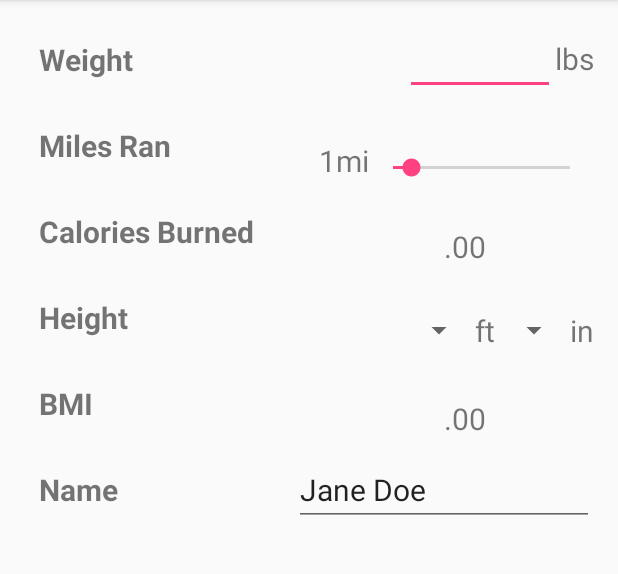
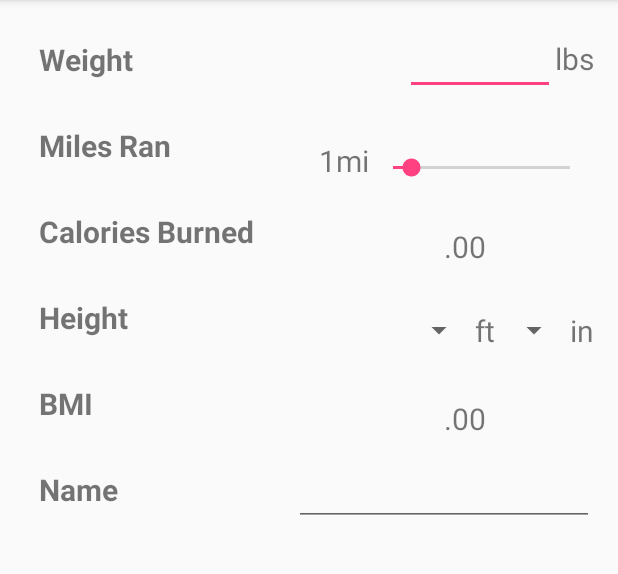
Before and after one commit to drjonesy/BurnedCaloriesCalculator, an Android app: the screen it shows after launch (BurnedCaloriesCalculatorActivity), on a phone screen of 412 x 824 dp, the part 84-658 px from its top. Run offline under Robolectric (Android 15) with nearby library versions, the phone set to English and light mode, and no system bars.

Commit message:
Update BurnedCaloriesCalculatorActivity.java

```diff
--- a/app/src/main/java/com/rjones/burnedcaloriescalculator/BurnedCaloriesCalculatorActivity.java
+++ b/app/src/main/java/com/rjones/burnedcaloriescalculator/BurnedCaloriesCalculatorActivity.java
@@ -4,7 +4,6 @@ import android.support.v7.app.AppCompatActivity;
 import android.os.Bundle;
 
 import java.text.DecimalFormat;
-import java.text.NumberFormat;
 
 import android.view.KeyEvent;
 import android.view.View;
@@ -15,22 +14,18 @@ import android.widget.AdapterView;
 import android.widget.AdapterView.OnItemSelectedListener;
 import android.widget.ArrayAdapter;
 import android.widget.EditText;
-import android.widget.RadioButton;
-import android.widget.RadioGroup;
-import android.widget.RadioGroup.OnCheckedChangeListener;
 import android.widget.SeekBar;
 import android.widget.SeekBar.OnSeekBarChangeListener;
 import android.widget.Spinner;
 import android.widget.TextView;
 import android.widget.TextView.OnEditorActionListener;
-import android.app.Activity;
 import android.content.Context;
 import android.content.SharedPreferences;
 import android.content.SharedPreferences.Editor;
 
 
 public class BurnedCaloriesCalculatorActivity extends AppCompatActivity
-        implements OnEditorActionListener, OnSeekBarChangeListener, OnItemSelectedListener, OnKeyListener {
+        implements OnEditorActionListener, OnSeekBarChangeListener, OnKeyListener {
 
     //define variables for widgets
     private EditText weightEditText;
@@ -86,8 +81,30 @@ public class BurnedCaloriesCalculatorActivity extends AppCompatActivity
         weightEditText.setOnKeyListener(this);
         milesRanSeekBar.setOnSeekBarChangeListener(this);
         milesRanSeekBar.setOnKeyListener(this);
-        feetSpinner.setOnItemSelectedListener(this);
-        inchesSpinner.setOnItemSelectedListener(this);
+        feetSpinner.setOnItemSelectedListener(new OnItemSelectedListener() {
+            @Override
+            public void onItemSelected(AdapterView<?> adapterView, View view, int position, long l) {
+                feet_spin = position;
+                calculateAndDisplay();
+            }
+
+            @Override
+            public void onNothingSelected(AdapterView<?> adapterView) {
+
+            }
+        });
+        inchesSpinner.setOnItemSelectedListener(new OnItemSelectedListener() {
+            @Override
+            public void onItemSelected(AdapterView<?> adapterView, View view, int position, long l) {
+                inches_spin = position;
+                calculateAndDisplay();
+            }
+
+            @Override
+            public void onNothingSelected(AdapterView<?> adapterView) {
+                // do nothing
+            }
+        });
 
         //get SharedPreferences object
         savedValues = getSharedPreferences("SaveValues", MODE_PRIVATE);
@@ -138,9 +155,11 @@ public class BurnedCaloriesCalculatorActivity extends AppCompatActivity
         Editor editor = savedValues.edit();
         editor.putString("weightString",weightString);
         editor.putInt("milesRan",milesRan);
-//        editor.putInt("feet_spin",feet_spin);
-//        editor.putInt("inches_spin",inches_spin);
-        editor.commit();
+        editor.putInt("feet_spin",feet_spin);
+        editor.putInt("inches_spin",inches_spin);
+        editor.putString("nameString", nameString);
+
+        editor.apply();
 
         super.onPause();
     }
@@ -149,12 +168,18 @@ public class BurnedCaloriesCalculatorActivity extends AppCompatActivity
     protected void onResume() {
         super.onResume();
 
+        //get value from spinners
+
         //get the instance variables
         weightString = savedValues.getString("weightString","");
+        nameString = savedValues.getString("nameString","");
         milesRan = savedValues.getInt("milesRan",1);
+        feet_spin = savedValues.getInt("feet_spin",1);
+        inches_spin = savedValues.getInt("inches_spin",1);
 
         //set weight amount
         weightEditText.setText(weightString);
+        nameEditText.setText(nameString);
 
 //        //set miles ran
 //        milesRanSeekBar.setProgress(milesRan);
@@ -183,13 +208,13 @@ public class BurnedCaloriesCalculatorActivity extends AppCompatActivity
     //*****************************************************
     @Override
     public void onStartTrackingTouch(SeekBar seekBar) {
-        // TODO Auto-generated method stub
+        // not used
     }
 
     @Override
     public void onProgressChanged(SeekBar seekBar, int progress,
                                   boolean fromUser) {
-        milesRanTextView.setText(progress + "");
+        milesRanTextView.setText(""+progress);
     }
 
     @Override
@@ -197,22 +222,6 @@ public class BurnedCaloriesCalculatorActivity extends AppCompatActivity
         calculateAndDisplay();
     }
 
-
-    //*****************************************************
-    // Event handler for the Spinner
-    //*****************************************************
-    @Override
-    public void onItemSelected(AdapterView<?> parent, View v, int position,
-                               long id) {
-        feet_spin = position + 1;
-        inches_spin = position + 1;
-        calculateAndDisplay();
-    }
-
-    @Override
-    public void onNothingSelected(AdapterView<?> parent) {
-        // Do nothing
-    }
 
     //*****************************************************
     // Event handler for the keyboard and DPad
```
